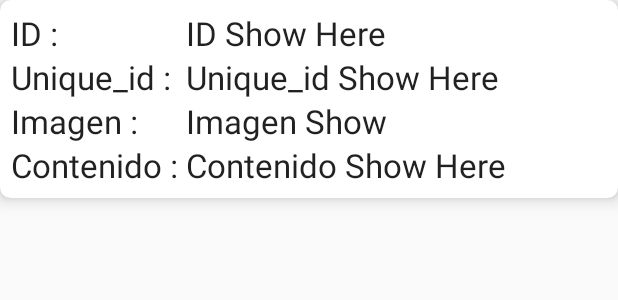
After one commit to brandomacay/awdsr, an Android app: the layout recyclerview_post_items.xml on its own in the app's theme, with its tools: preview values and no code run, on a phone screen of 412 x 824 dp. The commit adds this screen. Shown: the top 300 px of the screen. Run offline under Robolectric (Android 15) with nearby library versions, the phone set to English and light mode, and no system bars; network calls fail.

Commit message:
Cambios de ale :)

```diff
--- a/app/src/main/res/layout/activity_profile.xml
+++ b/app/src/main/res/layout/activity_profile.xml
@@ -295,6 +295,7 @@
                 android:layout_height="wrap_content" />
 
             <android.support.v7.widget.RecyclerView
+                android:id="@+id/activity_profile_recyclerview"
                 android:layout_width="match_parent"
                 android:layout_height="wrap_content">
 
--- a/app/src/main/res/layout/item_main_post.xml
+++ b/app/src/main/res/layout/item_main_post.xml
@@ -1,5 +1,6 @@
 <?xml version="1.0" encoding="utf-8"?>
-<android.support.v7.widget.CardView xmlns:android="http://schemas.android.com/apk/res/android"
+<android.support.v7.widget.CardView
+    xmlns:android="http://schemas.android.com/apk/res/android"
     xmlns:tools="http://schemas.android.com/tools"
     android:layout_width="match_parent"
     xmlns:app="http://schemas.android.com/apk/res-auto"
--- /dev/null
+++ b/app/src/main/res/layout/recyclerview_post_items.xml
@@ -0,0 +1,97 @@
+<?xml version="1.0" encoding="utf-8"?>
+<android.support.v7.widget.CardView
+    xmlns:android="http://schemas.android.com/apk/res/android"
+
+    xmlns:card_view="http://schemas.android.com/apk/res-auto"
+    android:id="@+id/cardview1"
+    android:layout_width="match_parent"
+    android:layout_height="wrap_content"
+    card_view:cardElevation="7dp"
+    card_view:contentPadding="7dp"
+    card_view:cardCornerRadius="7dp"
+    card_view:cardMaxElevation="7dp"
+    >
+
+
+    <TableLayout
+        android:layout_width="fill_parent"
+        android:layout_height="wrap_content">
+
+        <TableRow>
+            <TextView
+                android:id="@+id/textView"
+                android:layout_width="wrap_content"
+                android:layout_height="wrap_content"
+                android:textAppearance="?android:attr/textAppearanceLarge"
+                android:text="ID : "
+                />
+
+            <TextView
+                android:id="@+id/textView2"
+                android:layout_width="wrap_content"
+                android:layout_height="wrap_content"
+                android:textAppearance="?android:attr/textAppearanceLarge"
+                android:text="ID Show Here"
+                />
+        </TableRow>
+
+        <TableRow>
+
+            <TextView
+                android:id="@+id/textView3"
+                android:layout_width="wrap_content"
+                android:layout_height="wrap_content"
+                android:textAppearance="?android:attr/textAppearanceLarge"
+                android:text="Unique_id : "
+                />
+
+            <TextView
+                android:id="@+id/textView4"
+                android:layout_width="wrap_content"
+                android:layout_height="wrap_content"
+                android:textAppearance="?android:attr/textAppearanceLarge"
+                android:text="Unique_id Show Here" />
+        </TableRow>
+
+        <TableRow>
+
+            <TextView
+                android:id="@+id/textView5"
+                android:layout_width="wrap_content"
+                android:layout_height="wrap_content"
+                android:textAppearance="?android:attr/textAppearanceLarge"
+                android:text="Imagen : "
+                />
+
+            <TextView
+                android:id="@+id/textView6"
+                android:layout_width="wrap_content"
+                android:layout_height="wrap_content"
+                android:textAppearance="?android:attr/textAppearanceLarge"
+                android:text="Imagen Show"
+                />
+        </TableRow>
+
+        <TableRow>
+
+            <TextView
+                android:id="@+id/textView7"
+                android:layout_width="wrap_content"
+                android:layout_height="wrap_content"
+                android:textAppearance="?android:attr/textAppearanceLarge"
+                android:text="Contenido : "
+                />
+
+            <TextView
+                android:id="@+id/textView8"
+                android:layout_width="wrap_content"
+                android:layout_height="wrap_content"
+                android:textAppearance="?android:attr/textAppearanceLarge"
+                android:text="Contenido Show Here"
+                />
+
+        </TableRow>
+
+    </TableLayout>
+
+</android.support.v7.widget.CardView>
```
Also changed, not shown: app/src/main/java/vlover/android/ec/MyProfile/ProfileActivity.java (+149 -12 lines), app/src/main/java/vlover/android/ec/recyclerViewPostAdapter.java (added, +78 -0 lines).
